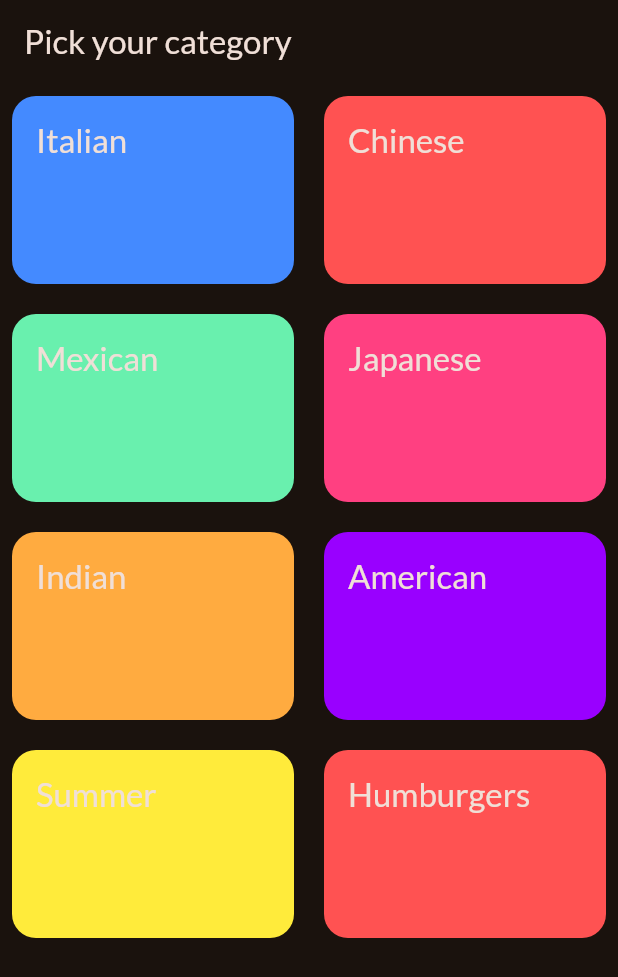
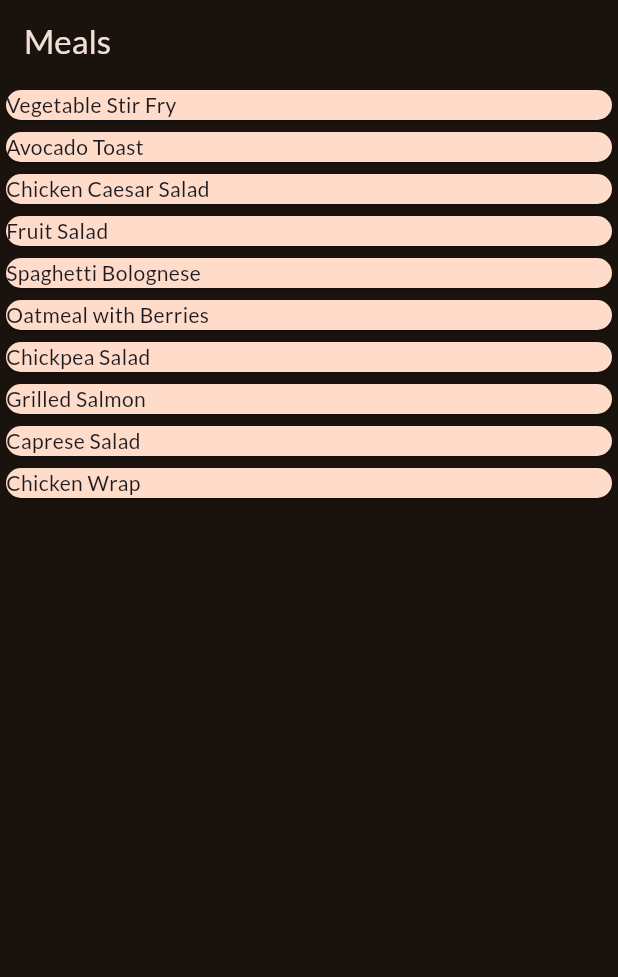
Before and after one commit to wmvieira21/meals_menu_flutter, a Flutter app: the screen it shows after launch, on a phone screen of 412 x 824 dp. Shown: the top 977 px of the screen. Run offline on Flutter 3.47's test engine with Material 3 defaults, Android fonts, the phone set to English and light mode, and no system bars; our stand-ins replace google_fonts.

Commit message:
added meals screen

```diff
--- /dev/null
+++ b/lib/data/dummy_meals.dart
@@ -0,0 +1,178 @@
+// Criando a lista de 10 objetos Meal com URLs de imagens acessíveis
+import 'package:meals_menu/models/meal.dart';
+
+List<Meal> dummyMeals = [
+  Meal(
+    id: '1',
+    categories: ['Dinner', 'Vegetarian'],
+    tittle: 'Vegetable Stir Fry',
+    imageUrl: 'https://images.unsplash.com/photo-1598462485283-1e5c6bc6a1f9',
+    ingredients: ['Carrot', 'Broccoli', 'Tofu', 'Soy Sauce'],
+    steps: ['Chop vegetables', 'Stir fry in a pan', 'Serve'],
+    duration: 20,
+    complexity: Complexity.medium,
+    affordability: Affordability.cheap,
+    isGlutenFree: true,
+    isLactoseFree: true,
+    isVegan: true,
+    isVegetarian: true,
+  ),
+  Meal(
+    id: '2',
+    categories: ['Breakfast', 'Vegan'],
+    tittle: 'Avocado Toast',
+    imageUrl: 'https://images.unsplash.com/photo-1572092492904-4cf149dbd9b0',
+    ingredients: ['Bread', 'Avocado', 'Lemon', 'Olive Oil'],
+    steps: ['Toast the bread', 'Mash the avocado', 'Spread on toast', 'Serve'],
+    duration: 10,
+    complexity: Complexity.easy,
+    affordability: Affordability.cheap,
+    isGlutenFree: false,
+    isLactoseFree: true,
+    isVegan: true,
+    isVegetarian: true,
+  ),
+  Meal(
+    id: '3',
+    categories: ['Lunch', 'Non-Vegetarian'],
+    tittle: 'Chicken Caesar Salad',
+    imageUrl: 'https://images.unsplash.com/photo-1589919172630-33b05d2f7f8f',
+    ingredients: ['Chicken', 'Lettuce', 'Croutons', 'Caesar Dressing'],
+    steps: [
+      'Grill the chicken',
+      'Chop the lettuce',
+      'Toss with dressing and croutons',
+      'Serve'
+    ],
+    duration: 25,
+    complexity: Complexity.medium,
+    affordability: Affordability.expensive,
+    isGlutenFree: false,
+    isLactoseFree: false,
+    isVegan: false,
+    isVegetarian: false,
+  ),
+  Meal(
+    id: '4',
+    categories: ['Snack', 'Vegan'],
+    tittle: 'Fruit Salad',
+    imageUrl: 'https://images.unsplash.com/photo-1587627000783-c13f21238adf',
+    ingredients: ['Apple', 'Banana', 'Orange', 'Strawberries'],
+    steps: ['Chop fruits', 'Mix them in a bowl', 'Serve'],
+    duration: 10,
+    complexity: Complexity.easy,
+    affordability: Affordability.cheap,
+    isGlutenFree: true,
+    isLactoseFree: true,
+    isVegan: true,
+    isVegetarian: true,
+  ),
+  Meal(
+    id: '5',
+    categories: ['Dinner', 'Non-Vegetarian'],
+    tittle: 'Spaghetti Bolognese',
+    imageUrl: 'https://images.unsplash.com/photo-1568668242-4e9c33a8ff99',
+    ingredients: ['Spaghetti', 'Ground Beef', 'Tomato Sauce', 'Garlic'],
+    steps: ['Boil spaghetti', 'Cook ground beef', 'Add sauce and mix'],
+    duration: 30,
+    complexity: Complexity.medium,
+    affordability: Affordability.expensive,
+    isGlutenFree: false,
+    isLactoseFree: true,
+    isVegan: false,
+    isVegetarian: false,
+  ),
+  Meal(
+    id: '6',
+    categories: ['Breakfast', 'Vegetarian'],
+    tittle: 'Oatmeal with Berries',
+    imageUrl:
+        'https://www.hummusapien.com/wp-content/uploads/2022/08/overnight-steel-cut-oatmeal-4-ingredients.jpg',
+    ingredients: ['Oats', 'Almond Milk', 'Blueberries', 'Honey'],
+    steps: [
+      'Cook oats with almond milk',
+      'Top with berries and honey',
+      'Serve'
+    ],
+    duration: 15,
+    complexity: Complexity.easy,
+    affordability: Affordability.cheap,
+    isGlutenFree: true,
+    isLactoseFree: true,
+    isVegan: true,
+    isVegetarian: true,
+  ),
+  Meal(
+    id: '7',
+    categories: ['Lunch', 'Vegan'],
+    tittle: 'Chickpea Salad',
+    imageUrl: 'https://images.unsplash.com/photo-1603765724870-02e89bc6f84a',
+    ingredients: ['Chickpeas', 'Cucumber', 'Tomato', 'Olive Oil'],
+    steps: [
+      'Chop vegetables',
+      'Mix with chickpeas',
+      'Drizzle with olive oil',
+      'Serve'
+    ],
+    duration: 15,
+    complexity: Complexity.easy,
+    affordability: Affordability.cheap,
+    isGlutenFree: true,
+    isLactoseFree: true,
+    isVegan: true,
+    isVegetarian: true,
+  ),
+  Meal(
+    id: '8',
+    categories: ['Dinner', 'Non-Vegetarian'],
+    tittle: 'Grilled Salmon',
+    imageUrl: 'https://images.unsplash.com/photo-1599746978016-3385c9ac702f',
+    ingredients: ['Salmon', 'Garlic', 'Lemon', 'Olive Oil'],
+    steps: ['Marinate salmon', 'Grill for 5-7 minutes', 'Serve with lemon'],
+    duration: 20,
+    complexity: Complexity.easy,
+    affordability: Affordability.luxurious,
+    isGlutenFree: true,
+    isLactoseFree: true,
+    isVegan: false,
+    isVegetarian: false,
+  ),
+  Meal(
+    id: '9',
+    categories: ['Lunch', 'Vegetarian'],
+    tittle: 'Caprese Salad',
+    imageUrl: 'https://images.unsplash.com/photo-1563201549-0cbfdfe70e80',
+    ingredients: ['Tomato', 'Mozzarella', 'Basil', 'Olive Oil'],
+    steps: [
+      'Slice tomatoes and mozzarella',
+      'Layer with basil leaves',
+      'Drizzle with olive oil'
+    ],
+    duration: 10,
+    complexity: Complexity.easy,
+    affordability: Affordability.cheap,
+    isGlutenFree: true,
+    isLactoseFree: false,
+    isVegan: false,
+    isVegetarian: true,
+  ),
+  Meal(
+    id: '10',
+    categories: ['Snack', 'Non-Vegetarian'],
+    tittle: 'Chicken Wrap',
+    imageUrl: 'https://images.unsplash.com/photo-1620307171675-4bc68f332b9b',
+    ingredients: ['Chicken', 'Lettuce', 'Tortilla', 'Mayonnaise'],
+    steps: [
+      'Cook chicken',
+      'Wrap with lettuce and mayonnaise in tortilla',
+      'Serve'
+    ],
+    duration: 15,
+    complexity: Complexity.easy,
+    affordability: Affordability.cheap,
+    isGlutenFree: false,
+    isLactoseFree: true,
+    isVegan: false,
+    isVegetarian: false,
+  ),
+];
--- a/lib/main.dart
+++ b/lib/main.dart
@@ -1,6 +1,10 @@
 import 'package:flutter/material.dart';
 import 'package:google_fonts/google_fonts.dart';
+import 'package:meals_menu/data/dummy_categories.dart';
+import 'package:meals_menu/data/dummy_meals.dart';
+import 'package:meals_menu/models/meal.dart';
 import 'package:meals_menu/screens/categories.dart';
+import 'package:meals_menu/screens/meals.dart';
 
 final theme = ThemeData(
     useMaterial3: true,
@@ -14,13 +18,20 @@ void main() {
 }
 
 class App extends StatelessWidget {
+  App({super.key});
+
+  final List<Meal> meals = dummyMeals;
+
   @override
   Widget build(BuildContext context) {
     return MaterialApp(
       theme: theme,
       home: Scaffold(
           body: SafeArea(
-        child: CategoriesScreen(),
+        child: MealsScreen(
+          meals: meals,
+          tittle: 'Meals',
+        ),
       )),
     );
   }
--- /dev/null
+++ b/lib/models/meal.dart
@@ -0,0 +1,34 @@
+enum Complexity { easy, medium, hard, superhard }
+
+enum Affordability { cheap, expensive, luxurious }
+
+class Meal {
+  const Meal(
+      {required this.id,
+      required this.categories,
+      required this.tittle,
+      required this.imageUrl,
+      required this.ingredients,
+      required this.steps,
+      required this.duration,
+      required this.complexity,
+      required this.affordability,
+      required this.isGlutenFree,
+      required this.isLactoseFree,
+      required this.isVegan,
+      required this.isVegetarian});
+
+  final String id;
+  final List<String> categories;
+  final String tittle;
+  final String imageUrl;
+  final List<String> ingredients;
+  final List<String> steps;
+  final int duration;
+  final Complexity complexity;
+  final Affordability affordability;
+  final bool isGlutenFree;
+  final bool isLactoseFree;
+  final bool isVegan;
+  final bool isVegetarian;
+}
--- /dev/null
+++ b/lib/screens/meals.dart
@@ -0,0 +1,34 @@
+import 'package:flutter/material.dart';
+import 'package:meals_menu/models/meal.dart';
+import 'package:meals_menu/widgets/meals/no_meals_found.dart';
+
+class MealsScreen extends StatelessWidget {
+  const MealsScreen({super.key, required this.tittle, required this.meals});
+
+  final String tittle;
+  final List<Meal> meals;
+
+  Widget getMainContent(BuildContext context) {
+    if (meals.isEmpty) {
+      return NoMealsFound();
+    }
+    return ListView.builder(
+        itemCount: meals.length,
+        itemBuilder: (context, index) {
+          return Card(
+            color: Theme.of(context).colorScheme.onPrimaryContainer,
+            key: ValueKey(meals),
+            child: Text(meals[index].tittle),
+          );
+        });
+  }
+
+  @override
+  Widget build(BuildContext context) {
+    return Scaffold(
+        appBar: AppBar(
+          title: Text(tittle),
+        ),
+        body: getMainContent(context));
+  }
+}
--- /dev/null
+++ b/lib/widgets/meals/no_meals_found.dart
@@ -0,0 +1,33 @@
+import 'package:flutter/material.dart';
+
+class NoMealsFound extends StatelessWidget {
+  const NoMealsFound({
+    super.key,
+  });
+
+  @override
+  Widget build(BuildContext context) {
+    return Center(
+      child: Column(
+        mainAxisSize: MainAxisSize.min,
+        spacing: 10,
+        children: [
+          Text(
+            'Uh ho ... nothing here!',
+            style: Theme.of(context)
+                .textTheme
+                .headlineLarge!
+                .copyWith(color: Theme.of(context).colorScheme.onSurface),
+          ),
+          Text(
+            'Try seleceting a different category!',
+            style: Theme.of(context)
+                .textTheme
+                .titleLarge!
+                .copyWith(color: Theme.of(context).colorScheme.onSurface),
+          ),
+        ],
+      ),
+    );
+  }
+}
```
